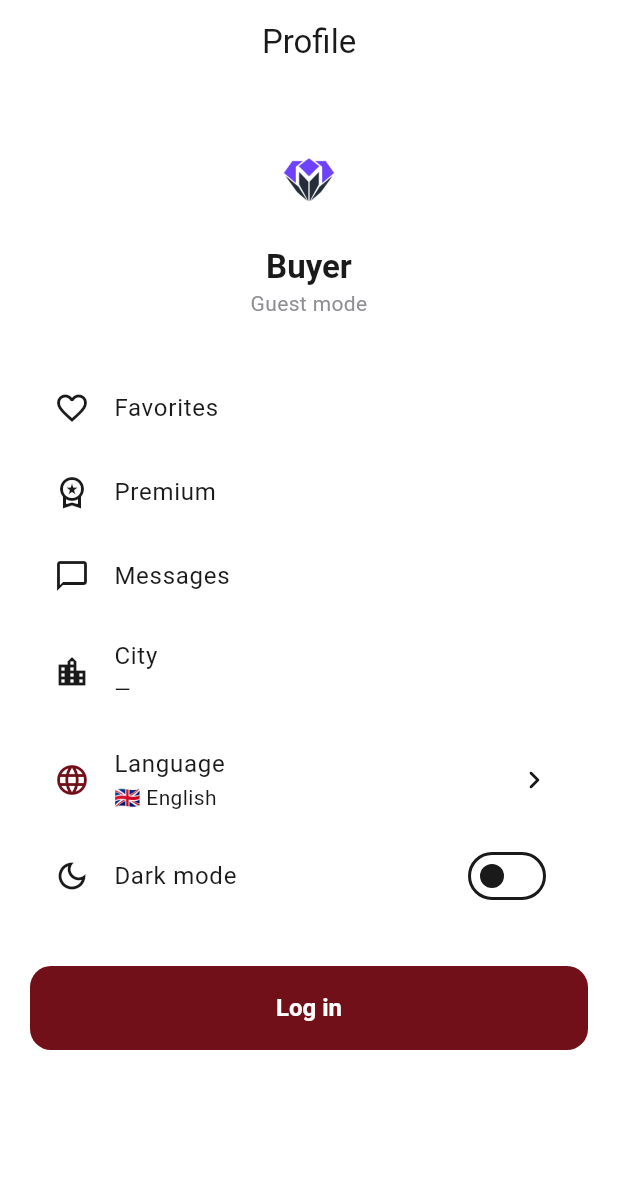
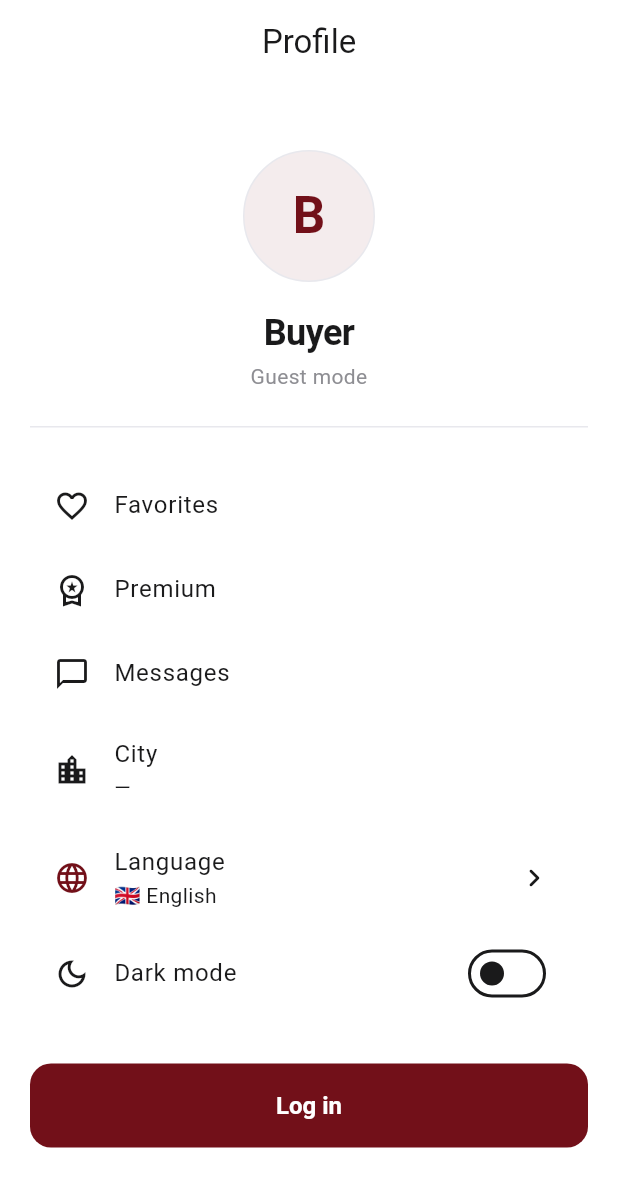
Before and after one commit to slayqueearikma-beep/margem, a Flutter app: the BuyerProfileScreen screen opened by its route, on a phone screen of 412 x 824 dp. Shown: the top 1187 px of the screen. Run offline on Flutter 3.47's test engine with Material 3 defaults, Android fonts, the phone set to English and light mode, and no system bars; our stand-ins replace cached_network_image, flutter_rating_bar, flutter_riverpod, flutter_secure_storage, geolocator, go_router and 3 more; accounts and stored records are empty.

Commit message:
Redesign profile header into a calm centered identity block
Replace the crowded logo/name stack with a minimal Apple/Airbnb-style
avatar header. Leave profile list actions and logout unchanged.

Co-authored-by: slayqueearikma-beep <slayqueearikma-beep@users.noreply.github.com>

```diff
--- a/souq-local/mobile/lib/features/buyer/buyer_home_screen.dart
+++ b/souq-local/mobile/lib/features/buyer/buyer_home_screen.dart
@@ -842,6 +842,125 @@ class _MiniMapPainter extends CustomPainter {
   bool shouldRepaint(covariant CustomPainter oldDelegate) => false;
 }
 
+/// Calm, centered profile identity — Apple / Airbnb / Notion inspired.
+class _ProfileHeader extends StatelessWidget {
+  const _ProfileHeader({
+    required this.displayName,
+    required this.subtitle,
+    required this.isGuest,
+    this.membershipLabel,
+  });
+
+  final String displayName;
+  final String subtitle;
+  final bool isGuest;
+  final String? membershipLabel;
+
+  @override
+  Widget build(BuildContext context) {
+    final isDark = Theme.of(context).brightness == Brightness.dark;
+    final initial = displayName.isNotEmpty
+        ? displayName.substring(0, 1).toUpperCase()
+        : '?';
+
+    return Column(
+      children: [
+        const SizedBox(height: AppSpacing.lg),
+        Stack(
+          clipBehavior: Clip.none,
+          children: [
+            Container(
+              width: 88,
+              height: 88,
+              decoration: BoxDecoration(
+                shape: BoxShape.circle,
+                color: isDark
+                    ? AppColors.darkCard
+                    : AppColors.primary.withValues(alpha: 0.08),
+                border: Border.all(
+                  color: isDark ? AppColors.darkBorder : AppColors.border,
+                  width: 1,
+                ),
+              ),
+              alignment: Alignment.center,
+              child: Text(
+                initial,
+                style: TextStyle(
+                  fontSize: 34,
+                  fontWeight: FontWeight.w600,
+                  letterSpacing: -0.5,
+                  color: isDark ? Colors.white : AppColors.primary,
+                ),
+              ),
+            ),
+            if (!isGuest)
+              Positioned(
+                right: 4,
+                bottom: 4,
+                child: Container(
+                  width: 14,
+                  height: 14,
+                  decoration: BoxDecoration(
+                    color: AppColors.success,
+                    shape: BoxShape.circle,
+                    border: Border.all(
+                      color: Theme.of(context).scaffoldBackgroundColor,
+                      width: 2.5,
+                    ),
+                  ),
+                ),
+              ),
+          ],
+        ),
+        const SizedBox(height: AppSpacing.md + 4),
+        Text(
+          displayName,
+          textAlign: TextAlign.center,
+          maxLines: 1,
+          overflow: TextOverflow.ellipsis,
+          style: Theme.of(context).textTheme.headlineSmall?.copyWith(
+                fontWeight: FontWeight.w600,
+                letterSpacing: -0.4,
+                height: 1.15,
+              ),
+        ),
+        if (subtitle.isNotEmpty) ...[
+          const SizedBox(height: 6),
+          Text(
+            subtitle,
+            textAlign: TextAlign.center,
+            maxLines: 1,
+            overflow: TextOverflow.ellipsis,
+            style: Theme.of(context).textTheme.bodyMedium?.copyWith(
+                  color: AppColors.textSecondary,
+                  fontWeight: FontWeight.w400,
+                  height: 1.3,
+                ),
+          ),
+        ],
+        if (membershipLabel != null && membershipLabel!.isNotEmpty) ...[
+          const SizedBox(height: AppSpacing.sm + 2),
+          Text(
+            membershipLabel!,
+            textAlign: TextAlign.center,
+            style: Theme.of(context).textTheme.labelMedium?.copyWith(
+                  color: AppColors.textTertiary,
+                  fontWeight: FontWeight.w500,
+                  letterSpacing: 0.1,
+                ),
+          ),
+        ],
+        const SizedBox(height: AppSpacing.lg),
+        Divider(
+          height: 1,
+          thickness: 1,
+          color: isDark ? AppColors.darkBorder : AppColors.border,
+        ),
+      ],
+    );
+  }
+}
+
 /// Full-screen profile accessed from the home avatar.
 class BuyerProfileScreen extends ConsumerWidget {
   const BuyerProfileScreen({super.key});
@@ -851,6 +970,10 @@ class BuyerProfileScreen extends ConsumerWidget {
     final l10n = context.l10n;
     final session = ref.watch(userSessionProvider);
     final isGuest = session == null || session.isGuest;
+    final displayName = session?.name.trim().isNotEmpty == true
+        ? session!.name.trim()
+        : l10n.buyerLabel;
+    final subtitle = isGuest ? l10n.guestMode : (session!.email);
 
     return Scaffold(
       appBar: AppBar(title: Text(l10n.navProfile)),
@@ -858,28 +981,13 @@ class BuyerProfileScreen extends ConsumerWidget {
         child: ListView(
           padding: const EdgeInsets.all(AppSpacing.screenHorizontal),
           children: [
-            const SizedBox(height: AppSpacing.md),
-            const Center(
-              child: AppBrandLogo(
-                variant: AppBrandLogoVariant.icon,
-                iconSize: 56,
-              ),
+            _ProfileHeader(
+              displayName: displayName,
+              subtitle: subtitle,
+              isGuest: isGuest,
+              membershipLabel: isGuest ? null : l10n.margemMember,
             ),
-            const SizedBox(height: AppSpacing.md),
-            Text(
-              session?.name ?? l10n.buyerLabel,
-              textAlign: TextAlign.center,
-              style: Theme.of(context)
-                  .textTheme
-                  .titleLarge
-                  ?.copyWith(fontWeight: FontWeight.w700),
-            ),
-            Text(
-              isGuest ? l10n.guestMode : (session.email),
-              textAlign: TextAlign.center,
-              style: const TextStyle(color: AppColors.textSecondary),
-            ),
-            const SizedBox(height: AppSpacing.xl),
+            const SizedBox(height: AppSpacing.lg),
             ListTile(
               leading: const Icon(Icons.favorite_border),
               title: Text(l10n.favorites),
--- a/souq-local/mobile/lib/l10n/strings/app_strings.dart
+++ b/souq-local/mobile/lib/l10n/strings/app_strings.dart
@@ -66,6 +66,7 @@ abstract class AppStrings {
   String get navMap;
   String get navProfile;
   String get navMessages;
+  String get margemMember;
   String get allCategories;
   String get localBusiness;
   String get searchConversations;
--- a/souq-local/mobile/lib/l10n/strings/app_strings_ar.dart
+++ b/souq-local/mobile/lib/l10n/strings/app_strings_ar.dart
@@ -135,6 +135,8 @@ class AppStringsAr extends AppStringsEn {
   String get navProfile => 'الملف';
   @override
   String get navMessages => 'الرسائل';
+  @override
+  String get margemMember => 'عضو MarGem';
   @override
   String get allCategories => 'الكل';
   @override
--- a/souq-local/mobile/lib/l10n/strings/app_strings_en.dart
+++ b/souq-local/mobile/lib/l10n/strings/app_strings_en.dart
@@ -136,6 +136,8 @@ class AppStringsEn extends AppStrings {
   String get navProfile => 'Profile';
   @override
   String get navMessages => 'Messages';
+  @override
+  String get margemMember => 'MarGem member';
   @override
   String get allCategories => 'All';
   @override
--- a/souq-local/mobile/lib/l10n/strings/app_strings_fr.dart
+++ b/souq-local/mobile/lib/l10n/strings/app_strings_fr.dart
@@ -138,6 +138,8 @@ class AppStringsFr extends AppStringsEn {
   String get navProfile => 'Profil';
   @override
   String get navMessages => 'Messages';
+  @override
+  String get margemMember => 'Membre MarGem';
   @override
   String get allCategories => 'Tous';
   @override
```
